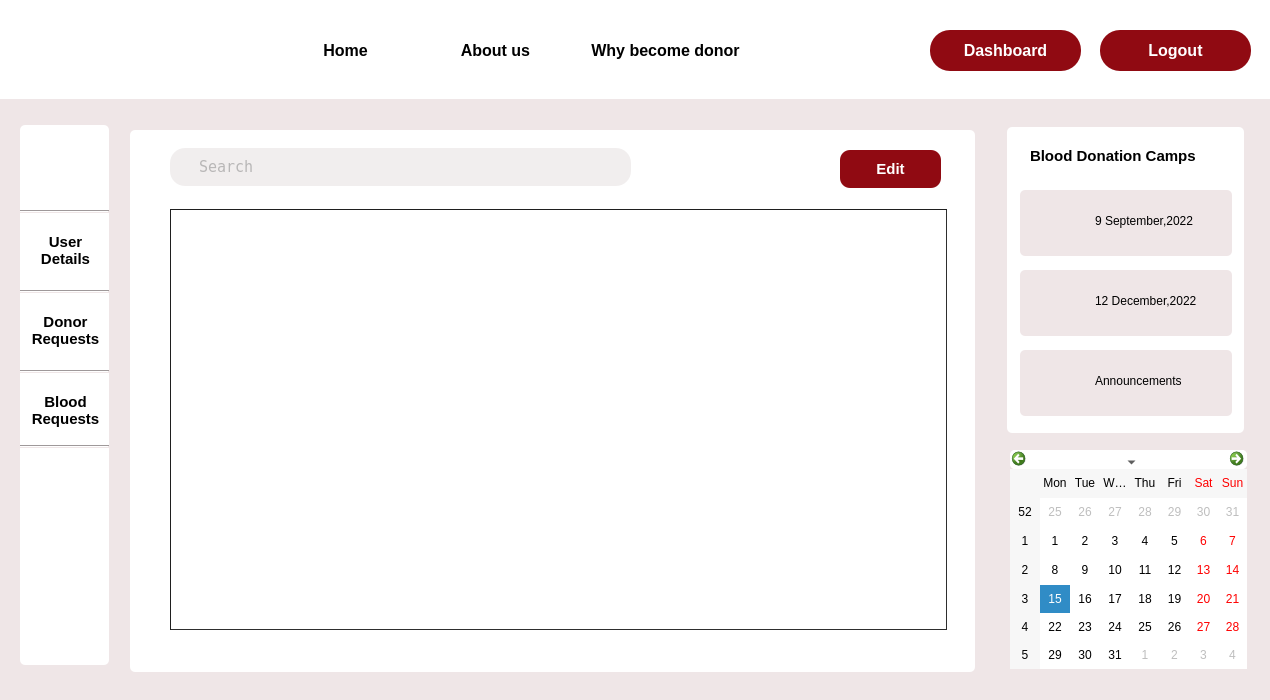
Old version of the form patient_requests.ui in the repository Rista10/Final.
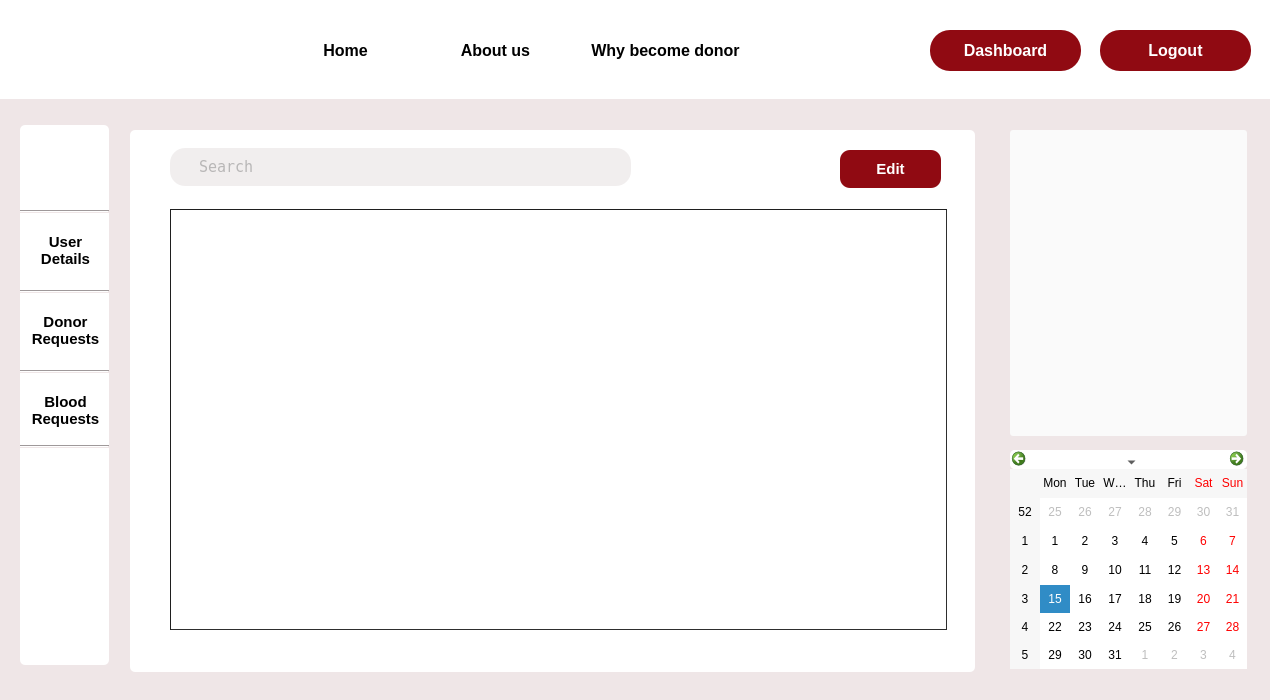
New version of the form. Icons and pictures are not drawn.

Patch:
```diff
--- a/patient_requests.ui
+++ b/patient_requests.ui
@@ -16,25 +16,6 @@
   <property name="styleSheet">
    <string notr="true">background-color:#EFE6E7;</string>
   </property>
-  <widget class="QLabel" name="label_25">
-   <property name="geometry">
-    <rect>
-     <x>1020</x>
-     <y>350</y>
-     <width>212</width>
-     <height>66</height>
-    </rect>
-   </property>
-   <property name="cursor">
-    <cursorShape>PointingHandCursor</cursorShape>
-   </property>
-   <property name="styleSheet">
-    <string notr="true">border-radius:5px;</string>
-   </property>
-   <property name="text">
-    <string/>
-   </property>
-  </widget>
   <widget class="QPushButton" name="my_details">
    <property name="geometry">
     <rect>
@@ -106,25 +87,6 @@
     <string>About us</string>
    </property>
   </widget>
-  <widget class="QLabel" name="label_27">
-   <property name="geometry">
-    <rect>
-     <x>1030</x>
-     <y>200</y>
-     <width>52</width>
-     <height>52</height>
-    </rect>
-   </property>
-   <property name="cursor">
-    <cursorShape>PointingHandCursor</cursorShape>
-   </property>
-   <property name="styleSheet">
-    <string notr="true">background-image: url(:/img/Images/blood.png);</string>
-   </property>
-   <property name="text">
-    <string/>
-   </property>
-  </widget>
   <widget class="QPushButton" name="login">
    <property name="geometry">
     <rect>
@@ -183,25 +145,6 @@
     <string/>
    </property>
   </widget>
-  <widget class="QLabel" name="label_28">
-   <property name="geometry">
-    <rect>
-     <x>1030</x>
-     <y>280</y>
-     <width>52</width>
-     <height>52</height>
-    </rect>
-   </property>
-   <property name="cursor">
-    <cursorShape>PointingHandCursor</cursorShape>
-   </property>
-   <property name="styleSheet">
-    <string notr="true">background-image: url(:/img/Images/blood.png);</string>
-   </property>
-   <property name="text">
-    <string/>
-   </property>
-  </widget>
   <widget class="QLabel" name="label_7">
    <property name="geometry">
     <rect>
@@ -253,30 +196,6 @@
     <string>Why become donor</string>
    </property>
   </widget>
-  <widget class="QLabel" name="label_31">
-   <property name="geometry">
-    <rect>
-     <x>1095</x>
-     <y>280</y>
-     <width>131</width>
-     <height>41</height>
-    </rect>
-   </property>
-   <property name="cursor">
-    <cursorShape>PointingHandCursor</cursorShape>
-   </property>
-   <property name="styleSheet">
-    <string notr="true">
-#label_31::hover
-{
-
-	color: rgb(144, 10, 18);
-}</string>
-   </property>
-   <property name="text">
-    <string>12 December,2022</string>
-   </property>
-  </widget>
   <widget class="QLabel" name="label_5">
    <property name="geometry">
     <rect>
@@ -297,128 +216,6 @@
     <string/>
    </property>
   </widget>
-  <widget class="QLabel" name="label_30">
-   <property name="geometry">
-    <rect>
-     <x>1095</x>
-     <y>200</y>
-     <width>131</width>
-     <height>41</height>
-    </rect>
-   </property>
-   <property name="cursor">
-    <cursorShape>PointingHandCursor</cursorShape>
-   </property>
-   <property name="styleSheet">
-    <string notr="true">
-#label_30::hover
-{
-
-	color: rgb(144, 10, 18);
-}</string>
-   </property>
-   <property name="text">
-    <string>9 September,2022</string>
-   </property>
-  </widget>
-  <widget class="QLabel" name="label_32">
-   <property name="geometry">
-    <rect>
-     <x>1095</x>
-     <y>360</y>
-     <width>131</width>
-     <height>41</height>
-    </rect>
-   </property>
-   <property name="cursor">
-    <cursorShape>PointingHandCursor</cursorShape>
-   </property>
-   <property name="styleSheet">
-    <string notr="true">
-#label_32::hover
-{
-
-	color: rgb(144, 10, 18);
-}</string>
-   </property>
-   <property name="text">
-    <string>Announcements</string>
-   </property>
-  </widget>
-  <widget class="QLabel" name="label_29">
-   <property name="geometry">
-    <rect>
-     <x>1030</x>
-     <y>360</y>
-     <width>51</width>
-     <height>41</height>
-    </rect>
-   </property>
-   <property name="cursor">
-    <cursorShape>PointingHandCursor</cursorShape>
-   </property>
-   <property name="styleSheet">
-    <string notr="true">border-image: url(:/img/Images/announcement.png);</string>
-   </property>
-   <property name="text">
-    <string/>
-   </property>
-  </widget>
-  <widget class="QLabel" name="label_24">
-   <property name="geometry">
-    <rect>
-     <x>1020</x>
-     <y>190</y>
-     <width>212</width>
-     <height>66</height>
-    </rect>
-   </property>
-   <property name="cursor">
-    <cursorShape>PointingHandCursor</cursorShape>
-   </property>
-   <property name="styleSheet">
-    <string notr="true">border-radius:5px;</string>
-   </property>
-   <property name="text">
-    <string/>
-   </property>
-  </widget>
-  <widget class="QLabel" name="label_26">
-   <property name="geometry">
-    <rect>
-     <x>1020</x>
-     <y>270</y>
-     <width>212</width>
-     <height>66</height>
-    </rect>
-   </property>
-   <property name="cursor">
-    <cursorShape>PointingHandCursor</cursorShape>
-   </property>
-   <property name="styleSheet">
-    <string notr="true">border-radius:5px;</string>
-   </property>
-   <property name="text">
-    <string/>
-   </property>
-  </widget>
-  <widget class="QLabel" name="label_4">
-   <property name="geometry">
-    <rect>
-     <x>1007</x>
-     <y>127</y>
-     <width>237</width>
-     <height>306</height>
-    </rect>
-   </property>
-   <property name="styleSheet">
-    <string notr="true">background-color: rgb(255, 255, 255);
-border-radius:5px;</string>
-   </property>
-   <property name="text">
-    <string/>
-   </property>
-  </widget>
   <widget class="QPushButton" name="my_details_3">
    <property name="geometry">
     <rect>
@@ -560,28 +357,6 @@
     <string>Home</string>
    </property>
   </widget>
-  <widget class="QLabel" name="label_23">
-   <property name="geometry">
-    <rect>
-     <x>1030</x>
-     <y>140</y>
-     <width>201</width>
-     <height>31</height>
-    </rect>
-   </property>
-   <property name="font">
-    <font>
-     <pointsize>11</pointsize>
-     <bold>true</bold>
-    </font>
-   </property>
-   <property name="styleSheet">
-    <string notr="true">background-color: rgb(255, 255, 255);</string>
-   </property>
-   <property name="text">
-    <string>Blood Donation Camps</string>
-   </property>
-  </widget>
   <widget class="QLabel" name="label">
    <property name="geometry">
     <rect>
@@ -772,7 +547,34 @@
     <string>Logout</string>
    </property>
   </widget>
-  <zorder>label_4</zorder>
+  <widget class="QPushButton" name="pushButton_4">
+   <property name="geometry">
+    <rect>
+     <x>1010</x>
+     <y>130</y>
+     <width>237</width>
+     <height>306</height>
+    </rect>
+   </property>
+   <property name="styleSheet">
+    <string notr="true">background-color: rgb(250, 250, 250);
+border-radius:3px;
+</string>
+   </property>
+   <property name="text">
+    <string/>
+   </property>
+   <property name="icon">
+    <iconset resource="Resources.qrc">
+     <normaloff>:/Images/donor_day.JPG</normaloff>:/Images/donor_day.JPG</iconset>
+   </property>
+   <property name="iconSize">
+    <size>
+     <width>250</width>
+     <height>400</height>
+    </size>
+   </property>
+  </widget>
   <zorder>label_2</zorder>
   <zorder>label</zorder>
   <zorder>label_25</zorder>
```
Left out of the diff: 15 changed lines with no effect on the pictures.
